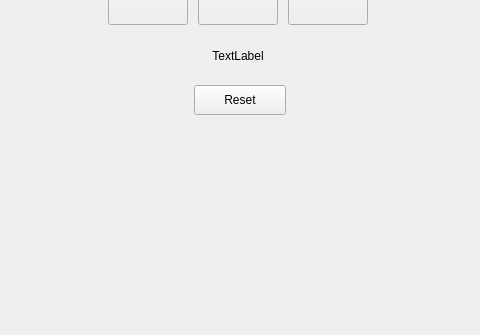
First picture: the form in mainwindow.ui, repository Kiran-Prasad-Yerneni/Tic-Tac-Toe, before the edit; both pictures show x 132 to 612 and y 265 to 600 of the 800 by 600 pixel window.
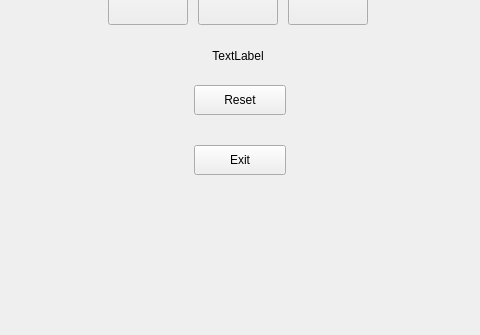
Second picture: the form after the edit.

Commit message: Implemented exit button

What changed in the file:
```diff
--- a/mainwindow.ui
+++ b/mainwindow.ui
@@ -187,6 +187,19 @@
      <string>Reset</string>
     </property>
    </widget>
+   <widget class="QPushButton" name="exitbtn">
+    <property name="geometry">
+     <rect>
+      <x>326</x>
+      <y>410</y>
+      <width>92</width>
+      <height>30</height>
+     </rect>
+    </property>
+    <property name="text">
+     <string>Exit</string>
+    </property>
+   </widget>
   </widget>
   <widget class="QMenuBar" name="menubar">
    <property name="geometry">
```
The commit also changes 1 other file.
